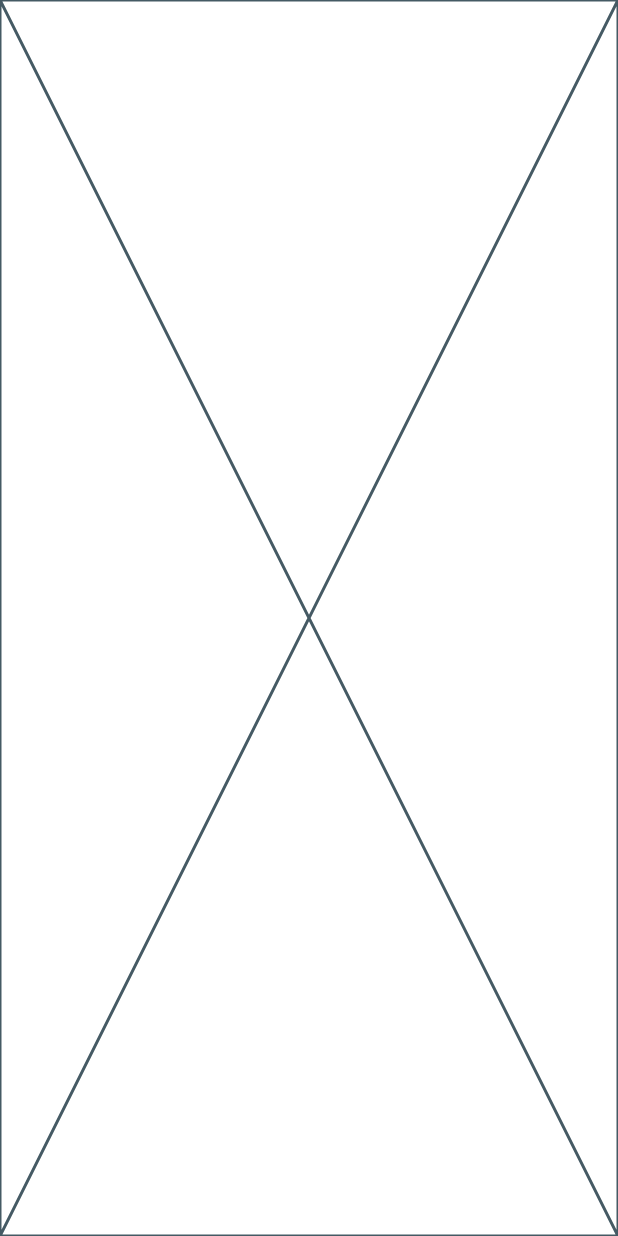
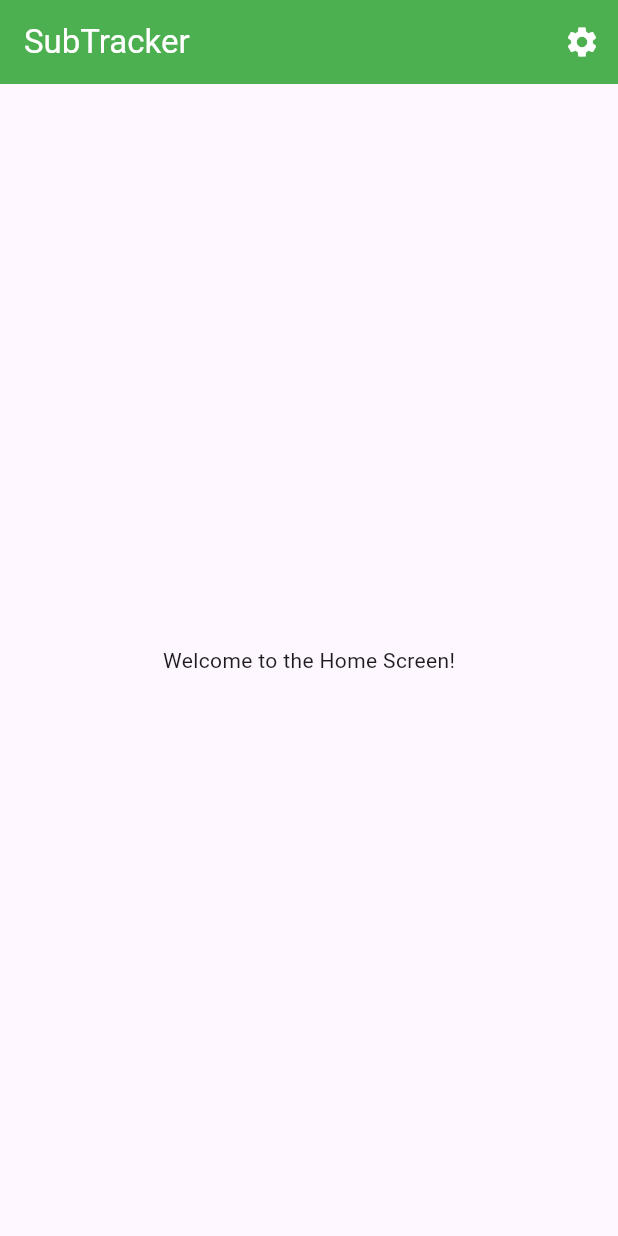
Before and after one commit to therokibul/subtracker, a Flutter app: the screen it shows after launch, on a phone screen of 412 x 824 dp. Run offline on Flutter 3.47's test engine with Material 3 defaults, Android fonts, the phone set to English and light mode, and no system bars; our stand-ins replace shared_preferences.

Commit message:
Implement theme management with ThemeProvider; enhance Home and Settings screens

```diff
--- a/lib/main.dart
+++ b/lib/main.dart
@@ -1,7 +1,10 @@
 import 'package:flutter/material.dart';
+import 'package:provider/provider.dart';
+import 'package:subtracker/providers/theme_provider.dart';
 import 'package:subtracker/screens/home_screen.dart';
 
 void main() {
+  WidgetsFlutterBinding.ensureInitialized();
   runApp(const MyApp());
 }
 
@@ -10,12 +13,43 @@ class MyApp extends StatelessWidget {
 
   @override
   Widget build(BuildContext context) {
-    return MaterialApp(
-      title: 'Flutter Demo',
-      theme: ThemeData(
-        colorScheme: ColorScheme.fromSeed(seedColor: Colors.deepPurple),
+    return MultiProvider(
+      providers: [
+        ChangeNotifierProvider(create: (context) => ThemeProvider()),
+        // ChangeNotifierProvider(create: (context) => S()),
+      ],
+      child: Consumer<ThemeProvider>(
+        builder: (context, themeProvider, child) {
+          return MaterialApp(
+            debugShowCheckedModeBanner: false,
+            title: 'SubTracker',
+            theme: ThemeData(
+              primarySwatch: themeProvider.primaryColor,
+              brightness: Brightness.light,
+              visualDensity: VisualDensity.adaptivePlatformDensity,
+              appBarTheme: AppBarTheme(
+                backgroundColor: themeProvider.primaryColor,
+                foregroundColor: Colors.white,
+              ),
+              floatingActionButtonTheme: FloatingActionButtonThemeData(
+                backgroundColor: themeProvider.primaryColor,
+                foregroundColor: Colors.white,
+              ),
+            ),
+            darkTheme: ThemeData(
+              primarySwatch: themeProvider.primaryColor,
+              brightness: Brightness.dark,
+              visualDensity: VisualDensity.adaptivePlatformDensity,
+
+              floatingActionButtonTheme: FloatingActionButtonThemeData(
+                backgroundColor: themeProvider.primaryColor[300],
+              ),
+            ),
+            themeMode: themeProvider.themeMode,
+            home: HomeScreen(),
+          );
+        },
       ),
-      home: HomeScreen(),
     );
   }
 }
--- a/lib/screens/home_screen.dart
+++ b/lib/screens/home_screen.dart
@@ -1,10 +1,27 @@
 import 'package:flutter/material.dart';
+import 'package:subtracker/screens/settings_screen.dart';
 
 class HomeScreen extends StatelessWidget {
   const HomeScreen({super.key});
 
   @override
   Widget build(BuildContext context) {
-    return const Placeholder();
+    return Scaffold(
+      appBar: AppBar(
+        title: const Text('SubTracker'),
+        actions: [
+          IconButton(
+            onPressed: () {
+              Navigator.push(
+                context,
+                MaterialPageRoute(builder: (context) => const SettingsScreen()),
+              );
+            },
+            icon: Icon(Icons.settings),
+          ),
+        ],
+      ),
+      body: const Center(child: Text('Welcome to the Home Screen!')),
+    );
   }
 }
```
Also changed, not shown: lib/models/subscription.dart (+11 -3 lines), lib/providers/theme_provider.dart (+10 -5 lines), lib/screens/settings_screen.dart (+95 -1 lines), 1 other file.
